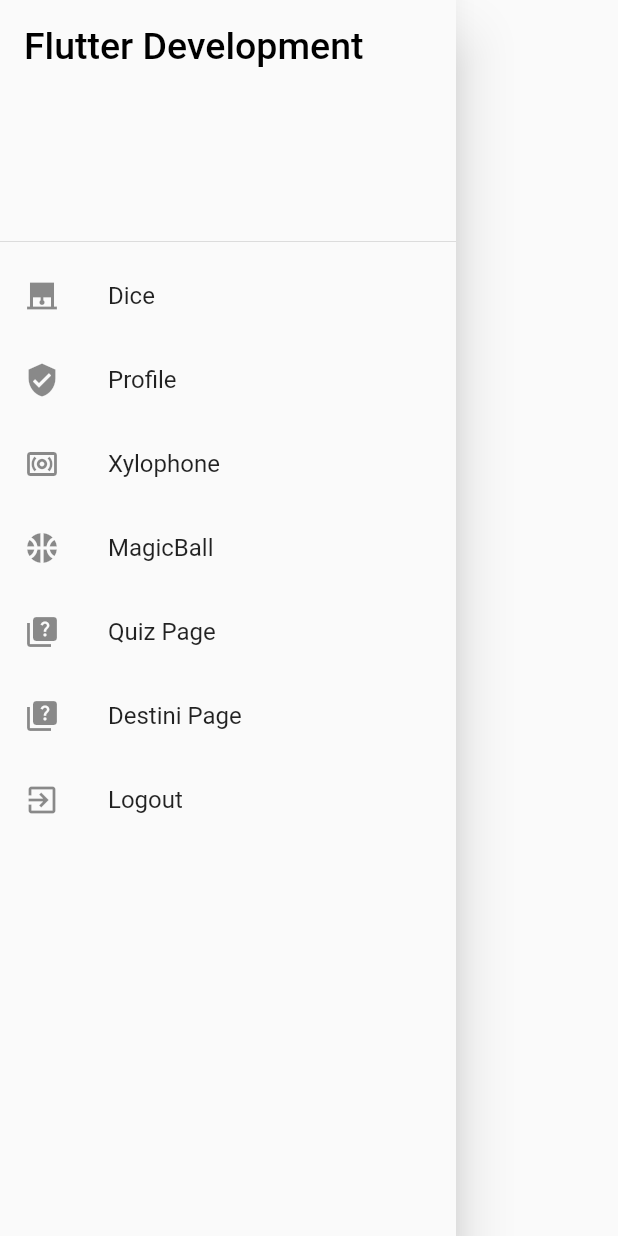
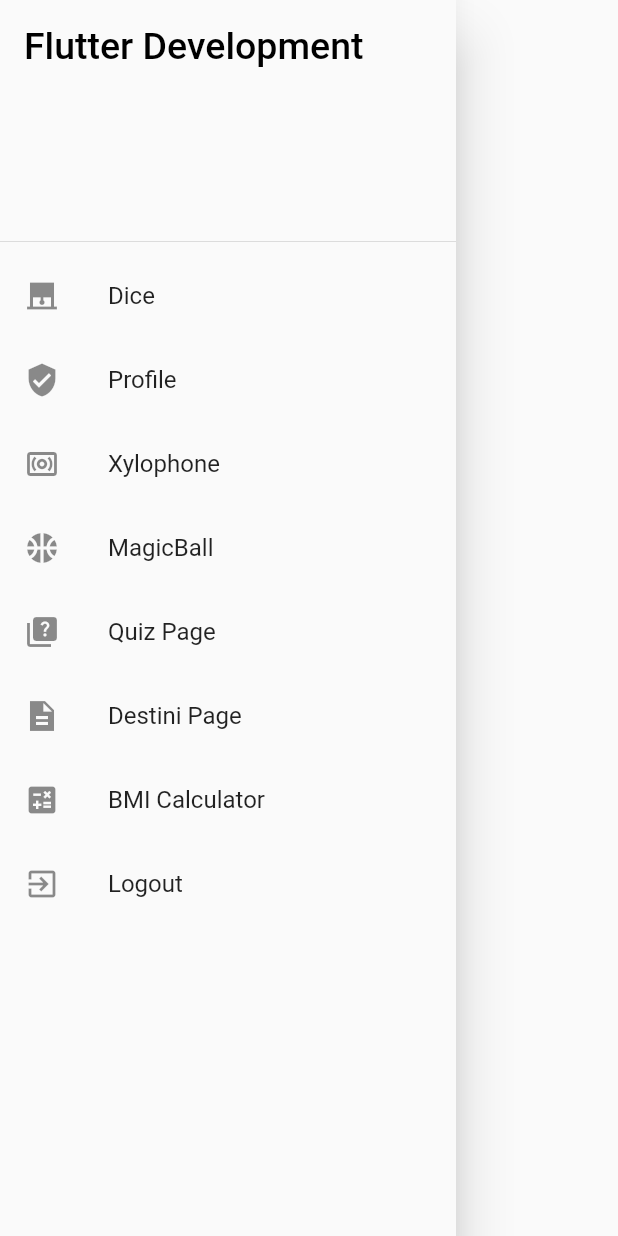
Before and after one commit to Dhruvjohari2/flutterdevlopmentapp, a Flutter app: the NavDrawer widget shown alone on an empty page, opened directly, on a phone screen of 412 x 824 dp. Run offline on Flutter 3.47's test engine with Material 2 defaults, Android fonts, the phone set to English and light mode, and no system bars.

Commit message:
updated code

```diff
--- a/lib/drawer.dart
+++ b/lib/drawer.dart
@@ -1,4 +1,5 @@
 import 'package:flutter/material.dart';
+import 'package:i_am_rich/BMI%20calculator/bmi_calculator.dart';
 import 'package:i_am_rich/destini/destini.dart';
 import 'package:i_am_rich/magicball.dart';
 import 'package:i_am_rich/profile.dart';
@@ -72,12 +73,22 @@ class NavDrawer extends StatelessWidget {
             },
           ),
           ListTile(
-            leading: const Icon(Icons.quiz),
+            leading: const Icon(Icons.description_sharp),
             title: const Text('Destini Page'),
             onTap: () => {
               Navigator.push(
                 context,
                 MaterialPageRoute(builder: (_) => const Destini()),
+              ),
+            },
+          ),
+          ListTile(
+            leading: const Icon(Icons.calculate),
+            title: const Text('BMI Calculator'),
+            onTap: () => {
+              Navigator.push(
+                context,
+                MaterialPageRoute(builder: (_) => const BMICalculator()),
               ),
             },
           ),
--- a/lib/main.dart
+++ b/lib/main.dart
@@ -16,6 +16,7 @@ class _MyAppState extends State<MyApp> {
   @override
   Widget build(BuildContext context) {
     return const MaterialApp(
+      debugShowCheckedModeBanner: false,
       home: Profile(),
     );
   }
```
Also changed, not shown: lib/BMI calculator/bmi_calculator.dart (added, +63 -0 lines), lib/BMI calculator/resuablecard.dart (added, +27 -0 lines), assets/images/female.png (added), assets/images/male.png (added).
